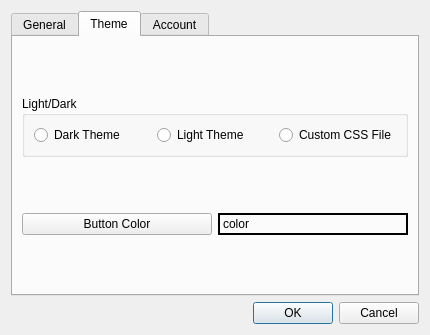
Qt form prefs.ui (nightfire8199/project-hermes) before a commit.
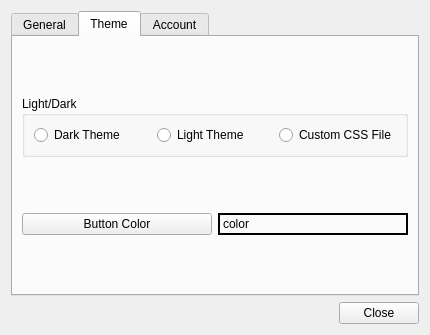
The same form after that commit.

Commit message: Added account creation UI

The edit to the form file:
```diff
--- a/prefs.ui
+++ b/prefs.ui
@@ -201,7 +201,7 @@
       <enum>Qt::Horizontal</enum>
      </property>
      <property name="standardButtons">
-      <set>QDialogButtonBox::Cancel|QDialogButtonBox::Ok</set>
+      <set>QDialogButtonBox::Close</set>
      </property>
     </widget>
    </item>
```
The commit also changes 5 other files.
